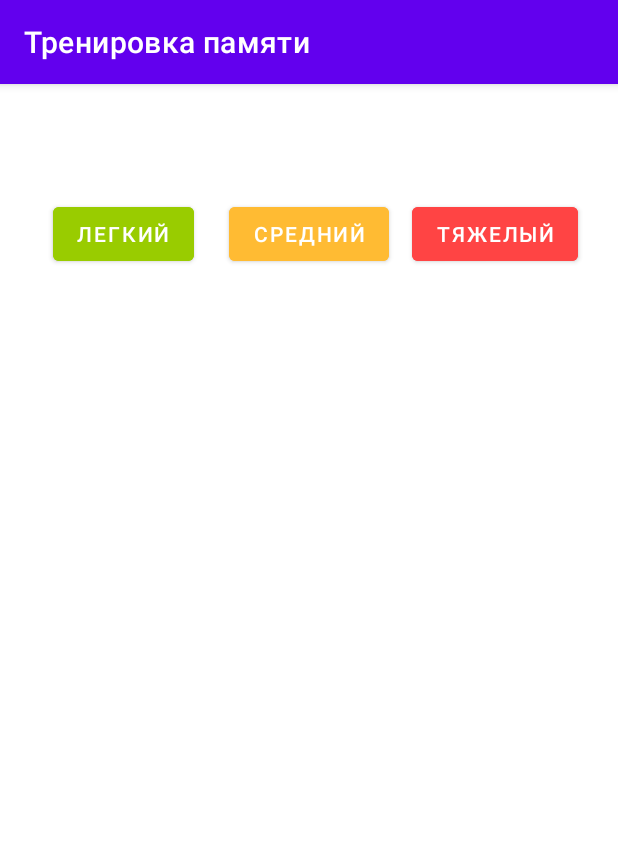
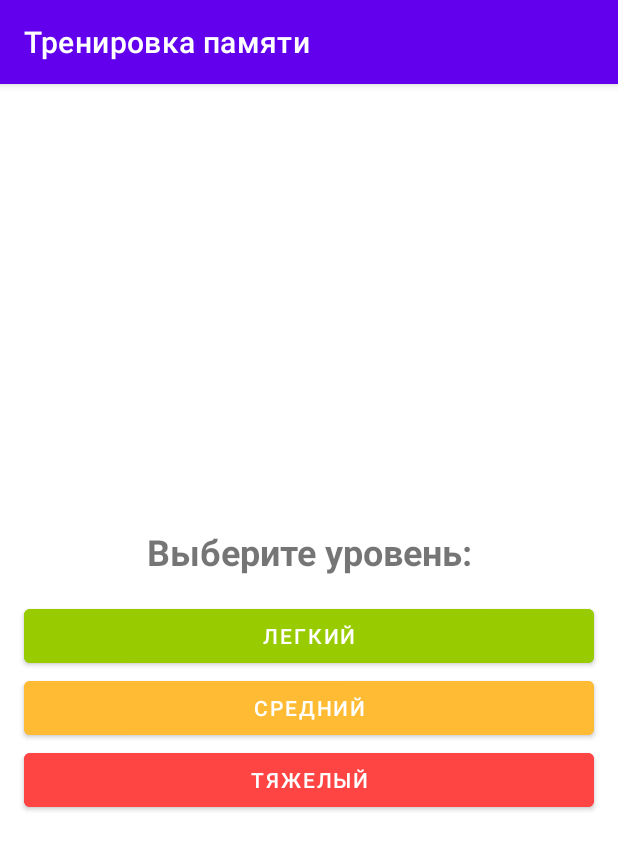
Before and after one commit to pyaterko/MemoryTraining, an Android app: the DifficultyLevelFragment screen opened through its navigation route, on a phone screen of 412 x 824 dp. Shown: the top 850 px of the screen. Run offline under Robolectric (Android 15) with nearby library versions, the phone set to English and light mode, and no system bars.

```diff
--- a/app/src/main/res/layout/fragment_difficulty_level.xml
+++ b/app/src/main/res/layout/fragment_difficulty_level.xml
@@ -1,95 +1,55 @@
 <?xml version="1.0" encoding="utf-8"?>
-<androidx.constraintlayout.widget.ConstraintLayout xmlns:android="http://schemas.android.com/apk/res/android"
-    xmlns:app="http://schemas.android.com/apk/res-auto"
+<LinearLayout xmlns:android="http://schemas.android.com/apk/res/android"
     xmlns:tools="http://schemas.android.com/tools"
     android:layout_width="match_parent"
     android:layout_height="match_parent"
     android:orientation="vertical"
-    tools:context=".ui.fragments.visualmemory.DifficultyLevelFragment">
+    android:gravity="center"
+    tools:context=".ui.fragments.verbalcounting.choose.ChooseLevelFragment">
+
+
+
+        <TextView
+            android:id="@+id/tv_title"
+            android:layout_width="match_parent"
+            android:layout_height="wrap_content"
+            android:layout_margin="16dp"
+            android:gravity="center"
+            android:text="@string/choose_level_title"
+            android:textSize="24sp"
+            android:textStyle="bold"
+            />
 
 
         <Button
             android:id="@+id/button_level_easy"
-            android:layout_width="wrap_content"
+            android:layout_width="match_parent"
             android:layout_height="wrap_content"
-            android:layout_marginTop="76dp"
+            android:layout_marginStart="16dp"
+            android:layout_marginEnd="16dp"
             android:backgroundTint="@android:color/holo_green_light"
             android:text="@string/easy_level"
-            app:layout_constraintEnd_toStartOf="@id/guideline2"
-            app:layout_constraintStart_toStartOf="@id/guidelineStart"
-            app:layout_constraintTop_toTopOf="parent" />
+            />
 
         <Button
             android:id="@+id/button_level_medium"
-            android:layout_width="wrap_content"
+            android:layout_width="match_parent"
             android:layout_height="wrap_content"
-            android:layout_marginTop="76dp"
+            android:layout_marginStart="16dp"
+            android:layout_marginEnd="16dp"
             android:backgroundTint="@android:color/holo_orange_light"
             android:text="@string/normal_level"
-            app:layout_constraintEnd_toEndOf="parent"
-
-            app:layout_constraintStart_toStartOf="parent"
-            app:layout_constraintTop_toTopOf="parent" />
+            />
 
         <Button
             android:id="@+id/button_level_hard"
-            android:layout_width="wrap_content"
+            android:layout_width="match_parent"
             android:layout_height="wrap_content"
-            android:layout_marginTop="76dp"
+            android:layout_marginStart="16dp"
+            android:layout_marginEnd="16dp"
             android:backgroundTint="@android:color/holo_red_light"
             android:text="@string/hard_level"
-            app:layout_constraintEnd_toStartOf="@id/guidelineEnd"
-            app:layout_constraintStart_toStartOf="@id/guideline3"
-            app:layout_constraintTop_toTopOf="parent" />
-
-        <androidx.constraintlayout.widget.Guideline
-            android:id="@+id/guideline2"
-            android:layout_width="wrap_content"
-            android:layout_height="wrap_content"
-            android:layout_marginStart="135dp"
-            android:layout_marginEnd="276dp"
-            android:orientation="vertical"
-            app:layout_constraintEnd_toEndOf="parent"
-            app:layout_constraintGuide_percent="0.35"
-            app:layout_constraintStart_toStartOf="parent" />
-
-        <androidx.constraintlayout.widget.Guideline
-            android:id="@+id/guideline3"
-            android:layout_width="wrap_content"
-            android:layout_height="wrap_content"
-            android:orientation="vertical"
-            app:layout_constraintBottom_toBottomOf="parent"
-            app:layout_constraintStart_toEndOf="@id/button_level_medium"
-            app:layout_constraintTop_toTopOf="parent"
-            app:layout_constraintGuide_percent="0.65" />
-
-        <androidx.constraintlayout.widget.Guideline
-            android:id="@+id/guidelineStart"
-            android:layout_width="wrap_content"
-            android:layout_height="wrap_content"
-            android:orientation="vertical"
-            app:layout_constraintGuide_begin="20dp" />
-
-        <androidx.constraintlayout.widget.Guideline
-            android:id="@+id/guidelineEnd"
-            android:layout_width="wrap_content"
-            android:layout_height="wrap_content"
-            android:orientation="vertical"
-            app:layout_constraintBottom_toBottomOf="parent"
-            app:layout_constraintGuide_end="20dp"
-            app:layout_constraintTop_toTopOf="parent" />
-
-        <TextView
-            android:id="@+id/textView"
-            android:layout_width="0dp"
-            android:layout_height="wrap_content"
-            android:layout_marginTop="24dp"
-            android:textSize="20dp"
-            app:layout_constraintEnd_toStartOf="@+id/guidelineEnd"
-            app:layout_constraintHorizontal_bias="0.0"
-            app:layout_constraintStart_toStartOf="@+id/guidelineStart"
-            app:layout_constraintTop_toBottomOf="@+id/button_level_medium"
-            tools:text="@string/score_answers" />
+            />
 
 
-</androidx.constraintlayout.widget.ConstraintLayout>
+</LinearLayout>
--- a/app/src/main/res/values/strings.xml
+++ b/app/src/main/res/values/strings.xml
@@ -179,4 +179,6 @@
     <string name="help_sub">вычитание</string>
     <string name="help_mul">умножение</string>
     <string name="help_div">деление</string>
+    <string name="repeat">Повторить</string>
+    <string name="select_level_difficulty">Выход</string>
 </resources>
--- a/app/src/main/res/values/styles.xml
+++ b/app/src/main/res/values/styles.xml
@@ -14,4 +14,9 @@
         <item name="android:layout_margin">8dp</item>
         <item name="android:textColor">@color/white</item>
     </style>
+
+    <style name="MyDialogFragment" parent="Base.Theme.AppCompat.Dialog">
+        <item name="android:windowMinWidthMajor">90%</item>
+        <item name="android:windowMinWidthMinor">90%</item>
+    </style>
 </resources>
```
Also changed, not shown: app/src/main/java/com/owl_laugh_at_wasted_time/memorytraining/ui/base/BaseFragment.kt (+36 -0 lines), app/src/main/java/com/owl_laugh_at_wasted_time/memorytraining/ui/fragments/visualmemory/MemoryFragment.kt (+23 -0 lines), app/src/main/res/drawable/backgraund_selected.xml (added, +15 -0 lines), app/src/main/res/drawable/drawable_rounded_corners.xml (added, +13 -0 lines).
